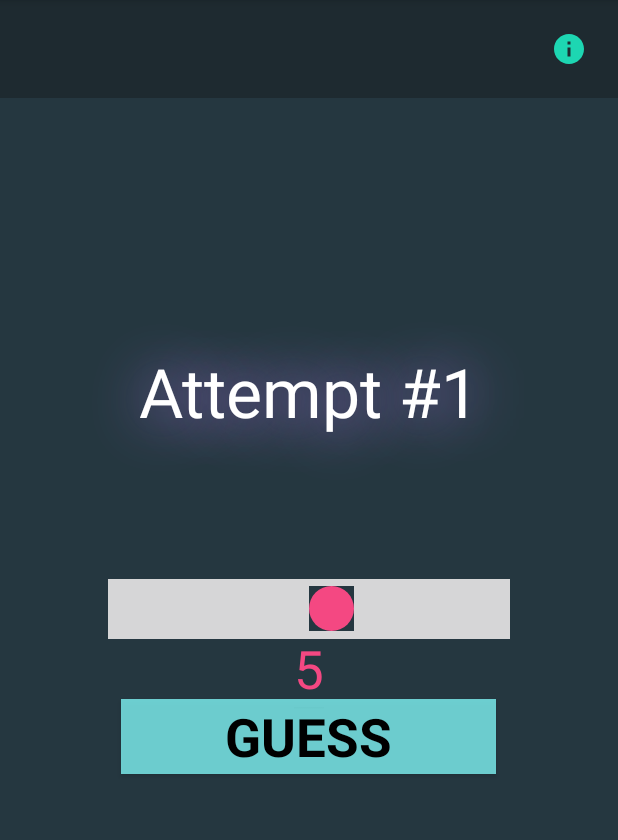
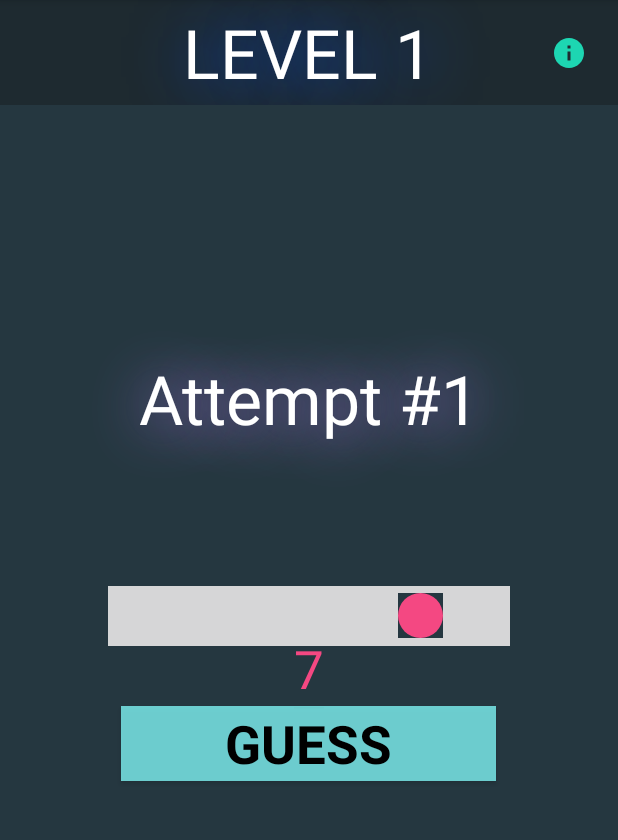
Before and after one commit to alexatwell/GuessingGame, an Android app: the screen it shows after launch (MainActivity), after a tap on "START!", on a phone screen of 412 x 824 dp, the part 84-924 px from its top. Run offline under Robolectric (Android 15) with nearby library versions, the phone set to English and light mode, and no system bars.

Commit message:
Version 2
- Included Next Level
- High Score to be done
- Database to be done

```diff
--- a/app/src/main/java/com/example/randomapp/MainActivity.java
+++ b/app/src/main/java/com/example/randomapp/MainActivity.java
@@ -24,17 +24,21 @@ public class MainActivity extends AppCompatActivity {
     private int randVal;
     private int tries = 1;
     private int maxTries;
+    private int levelCounter = 1;
     private int upperbound;
     private Spinner difficultySpinner;
     private TextView attemptView;
+    private TextView levelView;
     private TextView welcomeView;
     private EditText gRangeValue;
     private SeekBar guessRange;
     private Button startBtn;
     private ImageButton retryBtn;
     private ImageButton returnBtn;
+    private ImageButton levelUpBtn;
     private AppCompatButton guessBtn;
     private String remainder;
+    private String level;
     RelativeLayout middleSec;
     private final String rules = "RULES:" +
             "\n 1: Press Start to generate a random number and begin playing." +
@@ -58,6 +62,7 @@ public class MainActivity extends AppCompatActivity {
         ImageButton rulesBtn = findViewById(R.id.instructionsBtn);
         welcomeView = findViewById(R.id.welcomeView);
         attemptView = findViewById(R.id.attemptView);
+        levelView = findViewById(R.id.levelView);
         guessRange = findViewById(R.id.guessControl);
         gRangeValue = findViewById(R.id.guessControlVal);
         gRangeValue.setEnabled(false);
@@ -65,10 +70,12 @@ public class MainActivity extends AppCompatActivity {
         guessBtn = findViewById(R.id.guessBtn);
         retryBtn = findViewById(R.id.retryBtn);
         returnBtn = findViewById(R.id.returnBtn);
+        levelUpBtn = findViewById(R.id.levelUpBtn);
 
         mToast = Toast.makeText(this, "", Toast.LENGTH_SHORT);
 
         //final EditText editGuess =  findViewById(R.id.editGuess);
+        Random rand = new Random();
 
         ProgressDialog progressDialog = new ProgressDialog(this);
         progressDialog.setCancelable(false);
@@ -89,13 +96,15 @@ public class MainActivity extends AppCompatActivity {
             startBtn.setVisibility(View.INVISIBLE);
             welcomeView.setVisibility(View.INVISIBLE);
             attemptView.setVisibility(View.VISIBLE);
+            levelView.setVisibility(View.VISIBLE);
             guessBtn.setVisibility(View.VISIBLE);
             guessRange.setVisibility(View.VISIBLE);
             guessRange.setMax(upperbound);
-            guessRange.setProgress(upperbound/2 + 1);
+            guessRange.setProgress(rand.nextInt(upperbound));
             gRangeValue.setVisibility(View.VISIBLE);
             gRangeValue.setText(String.valueOf(guessRange.getProgress()));
             attemptView.setText(remainder);
+            levelView.setText(level);
         });
 
         // Return to Home screen
@@ -104,6 +113,7 @@ public class MainActivity extends AppCompatActivity {
             startBtn.setVisibility(View.VISIBLE);
             welcomeView.setVisibility(View.VISIBLE);
             attemptView.setVisibility(View.INVISIBLE);
+            levelView.setVisibility(View.INVISIBLE);
             guessRange.setVisibility(View.INVISIBLE);
             gRangeValue.setVisibility(View.INVISIBLE);
             retryBtn.setVisibility(View.INVISIBLE);
@@ -116,9 +126,23 @@ public class MainActivity extends AppCompatActivity {
             guessBtn.setVisibility(View.VISIBLE);
             retryBtn.setVisibility(View.INVISIBLE);
             returnBtn.setVisibility(View.INVISIBLE);
-            guessRange.setProgress(upperbound/2 + 1);
+            guessRange.setProgress(rand.nextInt(upperbound));
             gRangeValue.setText(String.valueOf(guessRange.getProgress()));
             attemptView.setText(remainder);
+            levelView.setText(level);
+        });
+
+        // Continue to next level
+        levelUpBtn.setOnClickListener(v ->{
+            raiseDifficulty();
+            guessBtn.setVisibility(View.VISIBLE);
+            levelUpBtn.setVisibility(View.INVISIBLE);
+            retryBtn.setVisibility(View.INVISIBLE);
+            returnBtn.setVisibility(View.INVISIBLE);
+            guessRange.setMax(upperbound);
+            guessRange.setProgress(rand.nextInt(upperbound));
+            gRangeValue.setText(String.valueOf(guessRange.getProgress()));
+            levelView.setText(level);
         });
 
         // Update the edittext to show the selected value on the seekbar
@@ -151,20 +175,18 @@ public class MainActivity extends AppCompatActivity {
                     }
                     if (guessVal >= randVal / 2) {
                         mToast.setText("COLD");
-                        mToast.show();
                     } else {
                         mToast.setText("COLDER");
-                        mToast.show();
                     }
+                    mToast.show();
                     middleSec.setBackgroundResource(R.drawable.ic_baseline_snowflake_24);
                 } else {
                     if (guessVal <= randVal * 2) {
                         mToast.setText("HOT");
-                        mToast.show();
                     } else {
                         mToast.setText("HOTTER");
-                        mToast.show();
                     }
+                    mToast.show();
                     middleSec.setBackgroundResource(R.drawable.ic_baseline_fire_24);
                 }
             }
@@ -191,20 +213,20 @@ public class MainActivity extends AppCompatActivity {
         if (tries > maxTries && Integer.parseInt(String.valueOf(gRangeValue.getText())) != randVal ){
             mToast.setText("BETTER LUCK NEXT TIME!!");
             mToast.show();
-            endCurrentGame();
+            lostCurrentGame();
             return false;
         }else if(Integer.parseInt(String.valueOf(gRangeValue.getText()))  == randVal ){
             mToast.setText("WELL DONE, YOU'VE WON!!");
             mToast.show();
-            endCurrentGame();
+            wonCurrentGame();
             return false;
         }
         return true;
     }
 
-    // Stop the current game and reset variables
-    public void endCurrentGame(){
-        String ans = "Answer: " + randVal;
+    // Stop the current game and reset variables in the event that the game is lost
+    public void lostCurrentGame(){
+        String ans = "GAME OVER!"; //"Answer: " + randVal;
         tries = 1;
         middleSec.setBackgroundResource(0);
         attemptView.setText(ans);
@@ -213,19 +235,32 @@ public class MainActivity extends AppCompatActivity {
         guessBtn.setVisibility(View.INVISIBLE);
     }
 
+    // Stop the current game and reset variables if the level was cleared
+    public void wonCurrentGame(){
+        String ans = "VICTORY!!!"; //"Answer: " + randVal;
+        tries = 1;
+        middleSec.setBackgroundResource(0);
+        attemptView.setText(ans);
+        levelUpBtn.setVisibility(View.VISIBLE);
+        returnBtn.setVisibility(View.VISIBLE);
+        guessBtn.setVisibility(View.INVISIBLE);
+    }
+
     // Set the number of tries. determine the generated number, and set the seekbar's limit
     public void setDifficulty(){
         Random rand = new Random(); //instance of random class
+        int x = difficultySpinner.getSelectedItemPosition();
+        levelCounter = 1;
 
-        if (difficultySpinner.getSelectedItemPosition() == 0){
+        if (x == 0){
             // Beginner Difficulty
             maxTries = 4;
             upperbound = 9;
-        }else if(difficultySpinner.getSelectedItemPosition() == 1){
+        }else if(x == 1){
             // Intermediate Difficulty
             maxTries = 5;
             upperbound = 49;
-        }else if(difficultySpinner.getSelectedItemPosition() == 2){
+        }else if(x == 2){
             // Professional Difficulty
             maxTries = 10;
             upperbound = 99;
@@ -238,6 +273,37 @@ public class MainActivity extends AppCompatActivity {
             randVal = int_random + 1;
             return;
         }
+        level = "LEVEL " + levelCounter;
+        remainder = "Attempt #" + tries;
+        //generate random values from 1 to the upperbound value
+        int int_random = rand.nextInt(upperbound);
+        randVal = int_random + 1;
+    }
+
+    // Increase the difficulty
+    public void raiseDifficulty(){
+        Random rand = new Random(); //instance of random class
+        int x = difficultySpinner.getSelectedItemPosition();
+        levelCounter++;
+
+        if (x == 0){
+            // Beginner Difficulty
+            upperbound = upperbound + 9;
+        }else if(x == 1){
+            // Intermediate Difficulty
+            upperbound += 49;
+        }else if(x == 2){
+            // Professional Difficulty
+            upperbound += 99;
+        }else{
+            // Expert Difficulty
+            upperbound += 99;
+            remainder = "Only One Chance!";
+            int int_random = rand.nextInt(upperbound);
+            randVal = int_random + 1;
+            return;
+        }
+        level = "LEVEL " + levelCounter;
         remainder = "Attempt #" + tries;
         //generate random values from 1 to the upperbound value
         int int_random = rand.nextInt(upperbound);
--- /dev/null
+++ b/app/src/main/res/drawable/ic_baseline_arrow_forward_24.xml
@@ -0,0 +1,7 @@
+<vector android:height="50dp" android:tint="#1DD6B2"
+    android:viewportHeight="24" android:viewportWidth="24"
+    android:width="50dp" xmlns:android="http://schemas.android.com/apk/res/android">
+  <path
+      android:fillColor="@android:color/white"
+      android:pathData="M12,4l-1.41,1.41L16.17,11H4v2h12.17l-5.58,5.59L12,20l8,-8z"/>
+</vector>
--- a/app/src/main/res/layout/activity_main.xml
+++ b/app/src/main/res/layout/activity_main.xml
@@ -23,6 +23,24 @@
             android:layout_marginTop="10dp"
             android:visibility="visible"/>
 
+        <TextView
+            android:id="@+id/levelView"
+            android:layout_width="250dp"
+            android:layout_height="70dp"
+            android:maxLines="2"
+            android:ellipsize="end"
+            android:layout_marginStart="15dp"
+            android:layout_marginTop="0dp"
+            android:background="@null"
+            android:gravity="center"
+            android:layout_centerHorizontal="true"
+            android:shadowColor="@color/blue_700"
+            android:shadowDx="2"
+            android:shadowDy="2"
+            android:shadowRadius="50"
+            android:textColor="@color/white"
+            android:textSize="45dp"
+            android:visibility="invisible"/>
 
         <ImageButton
             android:id="@+id/instructionsBtn"
@@ -166,18 +184,18 @@
             android:src="@drawable/ic_baseline_replay_40"
             android:visibility="invisible" />
 
-        <!--<ImageButton
+        <ImageButton
             android:id="@+id/levelUpBtn"
             android:layout_width="70dp"
             android:layout_height="70dp"
             android:layout_alignParentEnd="true"
-            android:layout_marginTop="210dp"
-            android:layout_marginEnd="158dp"
-            android:background="@color/purple_200"
+            android:layout_centerVertical="true"
+            android:layout_marginEnd="100dp"
+            android:background="@color/backgroundCol"
             android:paddingStart="12dp"
             android:paddingEnd="24dp"
-            android:src="@drawable/ic_baseline_replay_40"
-            android:visibility="invisible" />-->
+            android:src="@drawable/ic_baseline_arrow_forward_24"
+            android:visibility="invisible" />
 
     </RelativeLayout>
 
--- a/app/src/main/res/values/colors.xml
+++ b/app/src/main/res/values/colors.xml
@@ -3,6 +3,7 @@
     <color name="purple_200">#FFBB86FC</color>
     <color name="purple_500">#FF6200EE</color>
     <color name="purple_700">#FF3700B3</color>
+    <color name="blue_700">#044EE3</color>
     <color name="teal_200">#FF03DAC5</color>
     <color name="teal_700">#FF018786</color>
     <color name="black">#FF000000</color>
```
